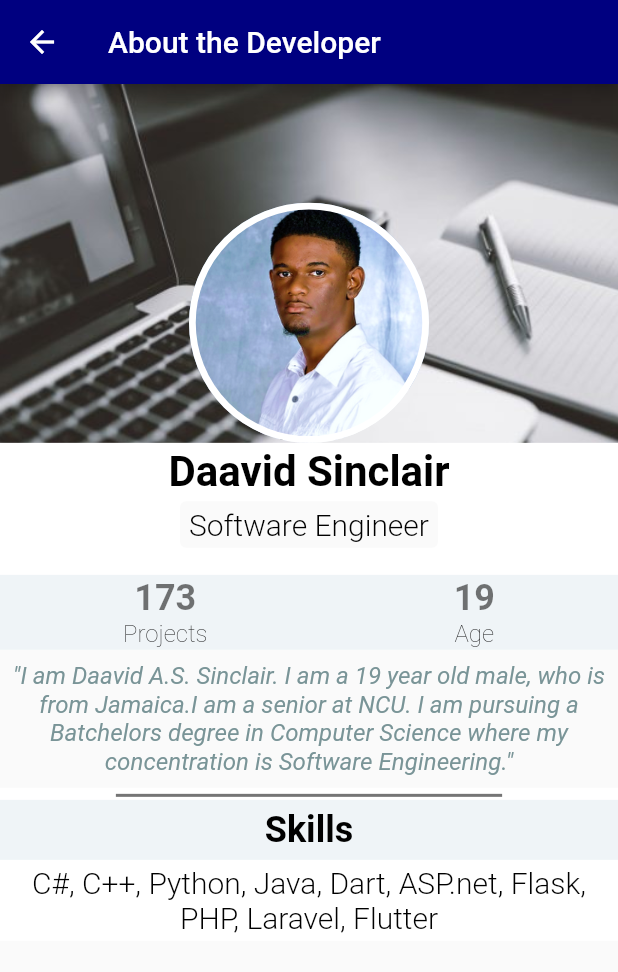
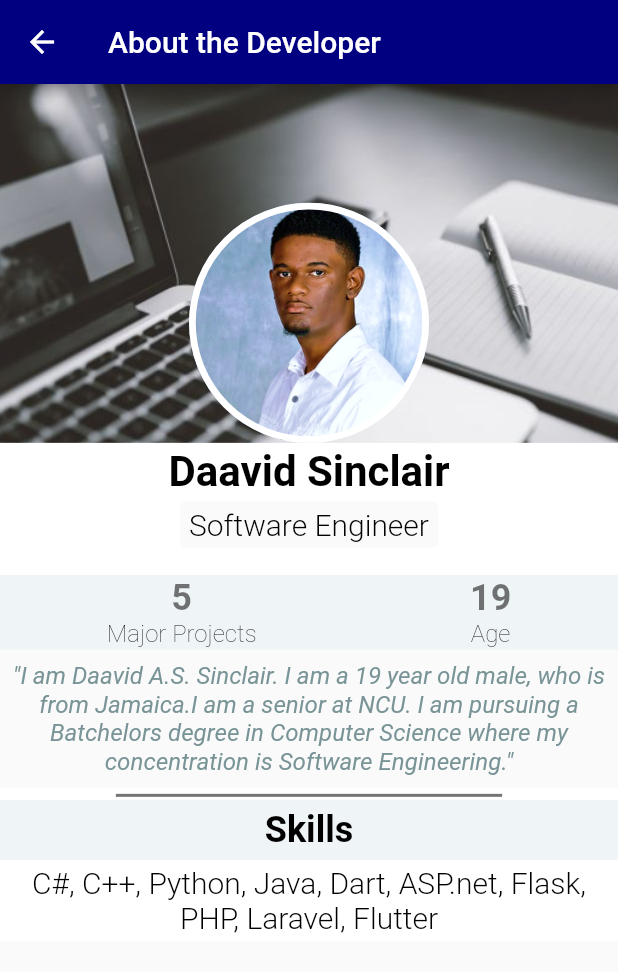
Before and after one commit to xDandreas/shoppinglist, a Flutter app: the screen it shows after launch, in the side drawer, after a tap on "About the Developer", on a phone screen of 412 x 824 dp. Shown: the top 972 px of the screen. Run offline on Flutter 3.47's test engine with Material 2 defaults, Android fonts, the phone set to English and light mode, and no system bars.

Commit message:
Corrected values

```diff
--- a/lib/main.dart
+++ b/lib/main.dart
@@ -330,7 +330,7 @@ class _AboutPage extends StatelessWidget {
   final String _bio =
       "\"I am Daavid A.S. Sinclair. I am a 19 year old male, who is from Jamaica."
       "I am a senior at NCU. I am pursuing a Batchelors degree in Computer Science where my concentration is Software Engineering.\"";
-  final String _projects = "173";
+  final String _projects = "5";
   final String _age = "19";
 
 
@@ -454,13 +454,6 @@ class _AboutPage extends StatelessWidget {
   }
 
   Widget _buildSkillItem(String label) {
-    TextStyle _statLabelTextStyle = TextStyle(
-      //fontFamily: 'Roboto',
-      color: Colors.black,
-      fontSize: 16.0,
-      fontWeight: FontWeight.w200,
-    );
-
     TextStyle _statCountTextStyle = TextStyle(
       color: Colors.black,
       fontSize: 24.0,
@@ -489,7 +482,7 @@ class _AboutPage extends StatelessWidget {
       child: Row(
         mainAxisAlignment: MainAxisAlignment.spaceAround,
         children: <Widget>[
-          _buildStatItem("Projects", _projects),
+          _buildStatItem("Major Projects", _projects),
           _buildStatItem("Age", _age),
         ],
       ),
```
